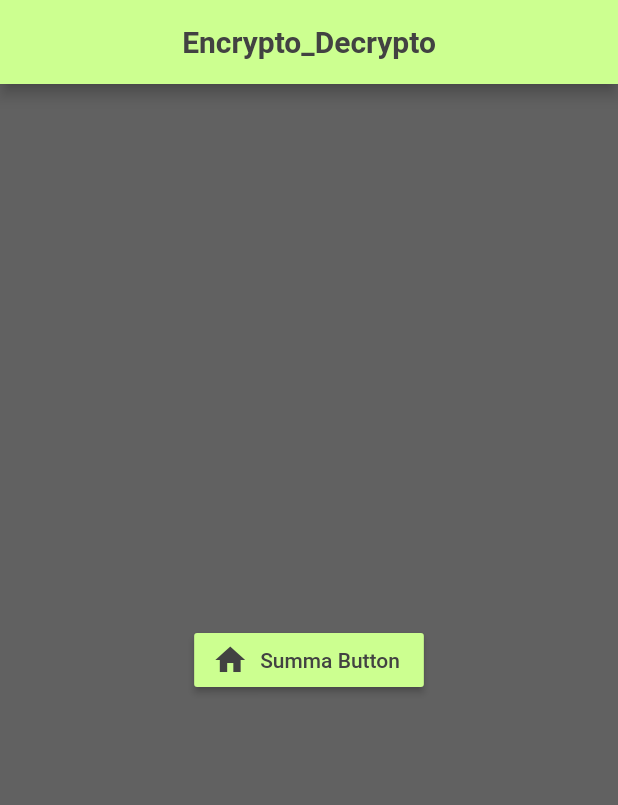
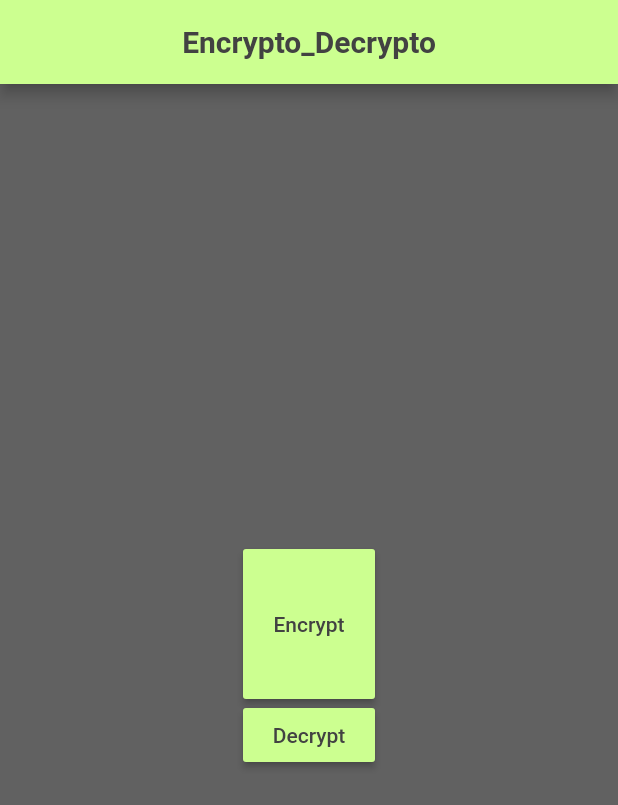
Before and after one commit to sooraj29/Encrypto_Decrypto, a Flutter app: the screen it shows after launch, on a phone screen of 412 x 824 dp. Shown: the top 805 px of the screen. Run offline on Flutter 3.47's test engine with Material 2 defaults, Android fonts, the light colour scheme and no system bars; our stand-ins replace flutter_spinkit.

Commit message:
Home page edited

```diff
--- a/lib/Pages/home.dart
+++ b/lib/Pages/home.dart
@@ -27,16 +27,35 @@ class _HomeState extends State<Home> {
           ),
         ),
         body: Center(
-          child: RaisedButton.icon(
-            onPressed: (){},
-            icon: Icon(
-              Icons.home,
-            ),
-            label: const Text(
-              "Summa Button",
-            ),
-            color: Colors.lightGreenAccent[100],
-            textColor: Colors.grey[800],
+          child: Column(
+            mainAxisAlignment: MainAxisAlignment.center,
+            crossAxisAlignment: CrossAxisAlignment.center,
+            children: [
+              SizedBox(
+
+                height: 100.0,
+                child: RaisedButton(
+                  onPressed: (){},
+
+                  child: const Text(
+                    "Encrypt",
+                  ),
+                  color: Colors.lightGreenAccent[100],
+                  textColor: Colors.grey[800],
+                ),
+              ),
+              RaisedButton(
+                onPressed: (){},
+
+                child: const Text(
+                  "Decrypt",
+                ),
+                color: Colors.lightGreenAccent[100],
+                textColor: Colors.grey[800],
+              ),
+
+            ],
+
           ),
         ),
       ),
```
Also changed, not shown: pubspec.lock.
